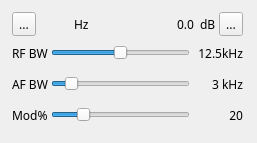
Old version of the form plugins/channeltx/modam/ammodgui.ui in the repository f4exb/sdrangel.
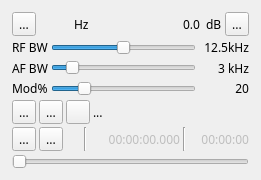
New version of the form. Icons and pictures are not drawn. Custom widgets are drawn as their Qt base class.

What changed in the file:
```diff
--- a/plugins/channeltx/modam/ammodgui.ui
+++ b/plugins/channeltx/modam/ammodgui.ui
@@ -6,8 +6,8 @@
    <rect>
     <x>0</x>
     <y>0</y>
-    <width>257</width>
-    <height>143</height>
+    <width>261</width>
+    <height>180</height>
    </rect>
   </property>
   <property name="font">
@@ -27,8 +27,8 @@
     <rect>
      <x>10</x>
      <y>10</y>
-     <width>235</width>
-     <height>121</height>
+     <width>241</width>
+     <height>161</height>
     </rect>
    </property>
    <property name="windowTitle">
@@ -302,22 +302,221 @@
       </item>
      </layout>
     </item>
+    <item>
+     <layout class="QHBoxLayout" name="recordFileSelectLayout">
+      <item>
+       <widget class="ButtonSwitch" name="tone">
+        <property name="toolTip">
+         <string>Tone modulation (1 kHz)</string>
+        </property>
+        <property name="text">
+         <string>...</string>
+        </property>
+        <property name="icon">
+         <iconset resource="../../../sdrbase/resources/res.qrc">
+          <normaloff>:/carrier.png</normaloff>:/carrier.png</iconset>
+        </property>
+       </widget>
+      </item>
+      <item>
+       <widget class="ButtonSwitch" name="mic">
+        <property name="toolTip">
+         <string>Audio input</string>
+        </property>
+        <property name="text">
+         <string>...</string>
+        </property>
+        <property name="icon">
+         <iconset resource="../../../sdrbase/resources/res.qrc">
+          <normaloff>:/microphone.png</normaloff>:/microphone.png</iconset>
+        </property>
+        <property name="checkable">
+         <bool>true</bool>
+        </property>
+       </widget>
+      </item>
+      <item>
+       <widget class="QPushButton" name="showFileDialog">
+        <property name="minimumSize">
+         <size>
+          <width>24</width>
+          <height>24</height>
+         </size>
+        </property>
+        <property name="maximumSize">
+         <size>
+          <width>24</width>
+          <height>24</height>
+         </size>
+        </property>
+        <property name="toolTip">
+         <string>Open record file (48 kHz 32 bit float LE mono)</string>
+        </property>
+        <property name="text">
+         <string/>
+        </property>
+        <property name="icon">
+         <iconset resource="../../../sdrbase/resources/res.qrc">
+          <normaloff>:/preset-load.png</normaloff>:/preset-load.png</iconset>
+        </property>
+       </widget>
+      </item>
+      <item>
+       <widget class="QLabel" name="recordFileText">
+        <property name="text">
+         <string>...</string>
+        </property>
+       </widget>
+      </item>
+     </layout>
+    </item>
+    <item>
+     <layout class="QHBoxLayout" name="playControllLayout">
+      <item>
+       <widget class="ButtonSwitch" name="playLoop">
+        <property name="toolTip">
+         <string>Play record file in a loop</string>
+        </property>
+        <property name="text">
+         <string>...</string>
+        </property>
+        <property name="icon">
+         <iconset resource="../../../sdrbase/resources/res.qrc">
+          <normaloff>:/playloop.png</normaloff>:/playloop.png</iconset>
+        </property>
+       </widget>
+      </item>
+      <item>
+       <widget class="ButtonSwitch" name="play">
+        <property name="toolTip">
+         <string>Record file play/pause</string>
+        </property>
+        <property name="text">
+         <string>...</string>
+        </property>
+        <property name="icon">
+         <iconset resource="../../../sdrbase/resources/res.qrc">
+          <normaloff>:/play.png</normaloff>
+          <normalon>:/pause.png</normalon>
+          <disabledoff>:/play.png</disabledoff>
+          <disabledon>:/play.png</disabledon>:/play.png</iconset>
+        </property>
+       </widget>
+      </item>
+      <item>
+       <spacer name="horizontalSpacer_2">
+        <property name="orientation">
+         <enum>Qt::Horizontal</enum>
+        </property>
+        <property name="sizeHint" stdset="0">
+         <size>
+          <width>40</width>
+          <height>20</height>
+         </size>
+        </property>
+       </spacer>
+      </item>
+      <item>
+       <widget class="Line" name="linePlay1">
+        <property name="orientation">
+         <enum>Qt::Vertical</enum>
+        </property>
+       </widget>
+      </item>
+      <item>
+       <widget class="QLabel" name="relTimeText">
+        <property name="enabled">
+         <bool>false</bool>
+        </property>
+        <property name="minimumSize">
+         <size>
+          <width>90</width>
+          <height>0</height>
+         </size>
+        </property>
+        <property name="toolTip">
+         <string>Record time from start</string>
+        </property>
+        <property name="text">
+         <string>00:00:00.000</string>
+        </property>
+        <property name="alignment">
+         <set>Qt::AlignRight|Qt::AlignTrailing|Qt::AlignVCenter</set>
+        </property>
+       </widget>
+      </item>
+      <item>
+       <widget class="Line" name="linePlay2">
+        <property name="orientation">
+         <enum>Qt::Vertical</enum>
+        </property>
+       </widget>
+      </item>
+      <item>
+       <widget class="QLabel" name="recordLengthText">
+        <property name="enabled">
+         <bool>false</bool>
+        </property>
+        <property name="minimumSize">
+         <size>
+          <width>60</width>
+          <height>0</height>
+         </size>
+        </property>
+        <property name="toolTip">
+         <string>Total record time</string>
+        </property>
+        <property name="text">
+         <string>00:00:00</string>
+        </property>
+        <property name="alignment">
+         <set>Qt::AlignRight|Qt::AlignTrailing|Qt::AlignVCenter</set>
+        </property>
+       </widget>
+      </item>
+     </layout>
+    </item>
+    <item>
+     <layout class="QHBoxLayout" name="horizontalLayout_nav">
+      <item>
+       <widget class="QSlider" name="navTimeSlider">
+        <property name="toolTip">
+         <string>Record file time navigator</string>
+        </property>
+        <property name="maximum">
+         <number>100</number>
+        </property>
+        <property name="pageStep">
+         <number>1</number>
+        </property>
+        <property name="orientation">
+         <enum>Qt::Horizontal</enum>
+        </property>
+       </widget>
+      </item>
+     </layout>
+    </item>
    </layout>
   </widget>
  </widget>
  <customwidgets>
-  <customwidget>
-   <class>RollupWidget</class>
-   <extends>QWidget</extends>
-   <header>gui/rollupwidget.h</header>
-   <container>1</container>
-  </customwidget>
   <customwidget>
    <class>ValueDial</class>
    <extends>QWidget</extends>
    <header>gui/valuedial.h</header>
    <container>1</container>
   </customwidget>
+  <customwidget>
+   <class>ButtonSwitch</class>
+   <extends>QToolButton</extends>
+   <header>gui/buttonswitch.h</header>
+  </customwidget>
+  <customwidget>
+   <class>RollupWidget</class>
+   <extends>QWidget</extends>
+   <header>gui/rollupwidget.h</header>
+   <container>1</container>
+  </customwidget>
  </customwidgets>
  <resources>
   <include location="../../../sdrbase/resources/res.qrc"/>
```
